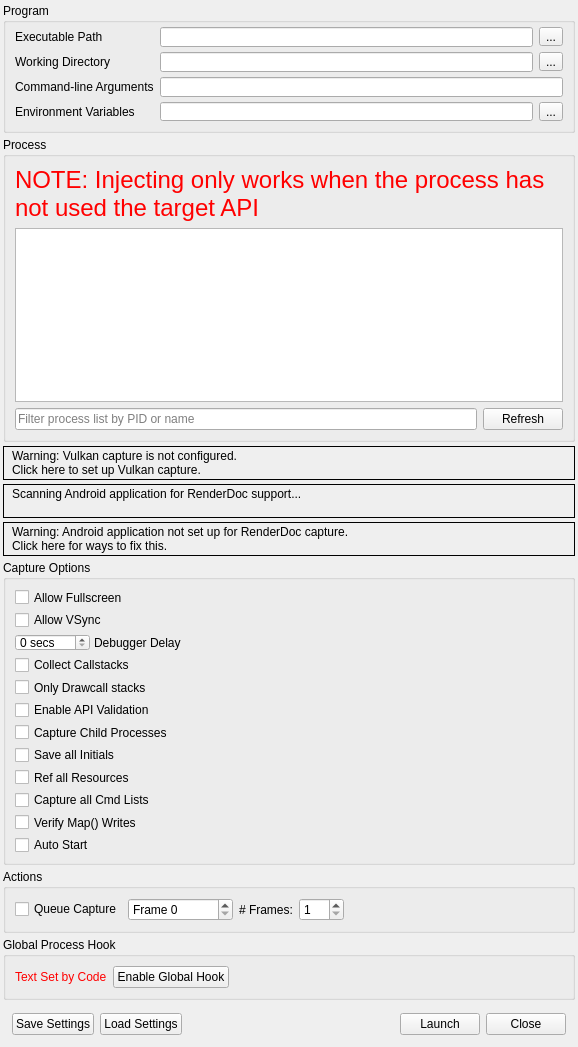
First picture: the form in qrenderdoc/Windows/Dialogs/CaptureDialog.ui, repository baldurk/renderdoc, before the edit.
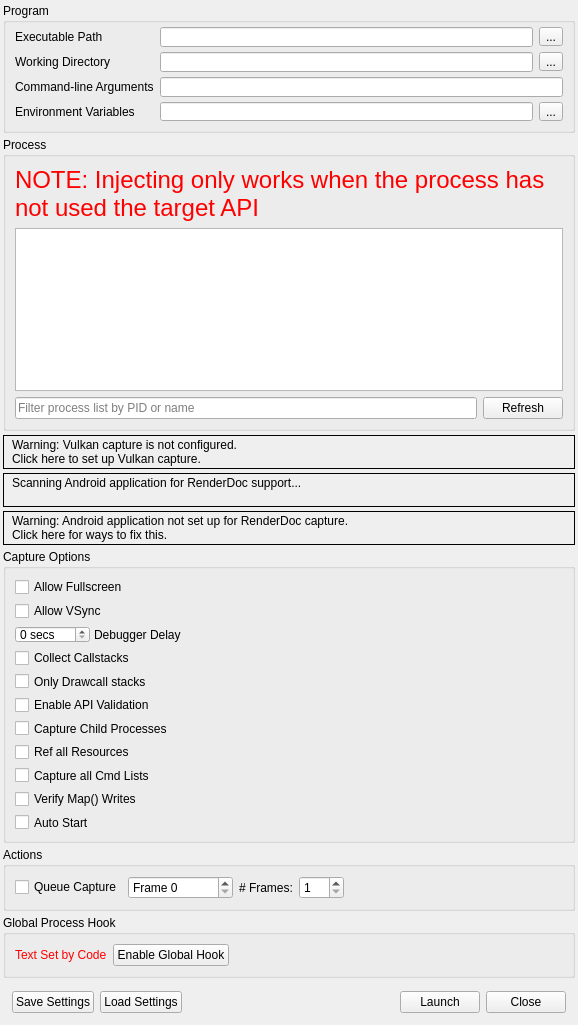
Second picture: the form after the edit. Icons and pictures are not drawn. Custom widgets are drawn as their Qt base class.

Commit message: Remove the 'save all initials' option. Behave as if it's always enabled

The edit to the form file:
```diff
--- a/qrenderdoc/Windows/Dialogs/CaptureDialog.ui
+++ b/qrenderdoc/Windows/Dialogs/CaptureDialog.ui
@@ -499,16 +499,6 @@
         </property>
        </widget>
       </item>
-      <item>
-       <widget class="QCheckBox" name="SaveAllInitials">
-        <property name="toolTip">
-         <string>Save the initial API state of all API resources at the start of each captured frame</string>
-        </property>
-        <property name="text">
-         <string>Save all Initials</string>
-        </property>
-       </widget>
-      </item>
       <item>
        <widget class="QCheckBox" name="RefAllResources">
         <property name="toolTip">
```
The commit also changes 14 other files.
